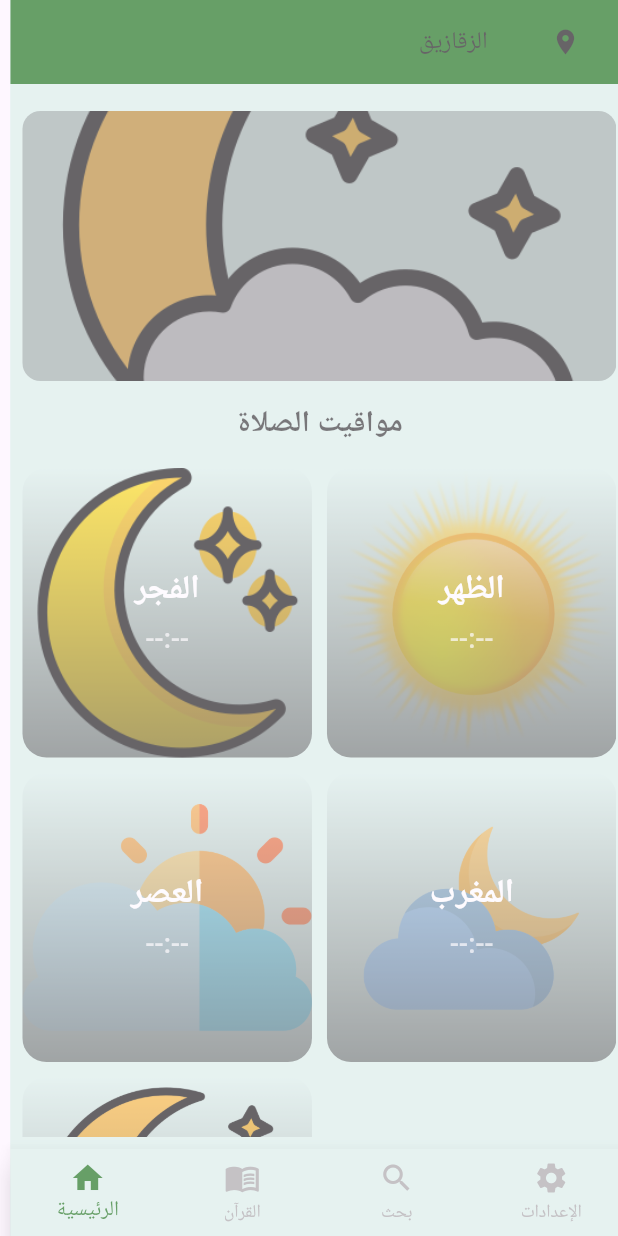
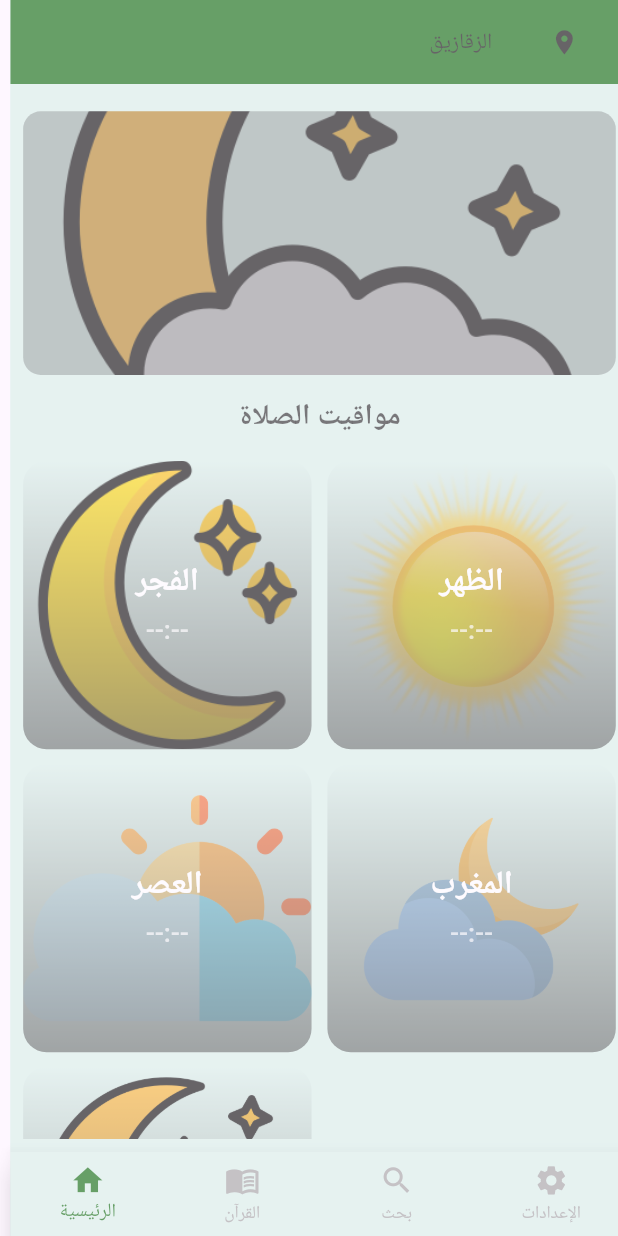
Before and after one commit to yyBasiony/Quran-App, a Flutter app: the screen it shows after launch, after a tap on "لنبدأ", on a phone screen of 412 x 824 dp. Run offline on Flutter 3.47's test engine with Material 3 defaults, Android fonts, the phone set to English and light mode, and no system bars; our stand-ins replace audioplayers, flutter_screenutil, hive, hive_flutter, shared_preferences; accounts and stored records are empty; network calls fail; Roboto replaces fonts that are missing (Cairo).

Commit message:
handel reciters list&&add screen utils

```diff
--- a/lib/app/app.dart
+++ b/lib/app/app.dart
@@ -1,6 +1,7 @@
 import 'package:flutter/material.dart';
+import 'package:flutter_screenutil/flutter_screenutil.dart';
 import 'package:provider/provider.dart';
-import 'package:quran_app/presentation/main/home/splash_screen.dart';
+import 'package:quran_app/presentation/splash_screen.dart';
 import 'package:quran_app/presentation/resources/app_routes.dart';
 import 'package:quran_app/presentation/resources/app_theme.dart';
 import 'package:quran_app/providers/theme_provider.dart';
@@ -12,6 +13,11 @@ class IslamicApp extends StatelessWidget {
   Widget build(BuildContext context) {
     return Consumer<ThemeProvider>(
       builder: (context, themeProvider, child) {
+        return ScreenUtilInit(
+          designSize: const Size(390, 844),
+          minTextAdapt: true,
+          splitScreenMode: true,
+          builder: (context, child) {
             return MaterialApp(
               onGenerateRoute: AppRoutes.generateRoutes,
               debugShowCheckedModeBanner: false,
@@ -22,5 +28,7 @@ class IslamicApp extends StatelessWidget {
             );
           },
         );
+      },
+    );
   }
 }
--- a/lib/presentation/main/home/main_screen.dart
+++ b/lib/presentation/main/home/main_screen.dart
@@ -1,4 +1,5 @@
 import 'package:flutter/material.dart';
+import 'package:flutter_screenutil/flutter_screenutil.dart';
 import 'package:provider/provider.dart';
 import '../../../providers/main_provider.dart';
 import '../../../providers/prayer_times_provider.dart';
@@ -31,7 +32,6 @@ class MainScreen extends StatelessWidget {
             create: (_) => SurahProvider(),
             child: const SurahListScreen(),
           );
-
         case 2:
           return ChangeNotifierProvider(
             create: (_) => SearchProvider(),
@@ -50,7 +50,7 @@ class MainScreen extends StatelessWidget {
         items: [
           for (var item in AppConstants.bottomNavBarData)
             BottomNavigationBarItem(
-              icon: Icon(item.icon),
+              icon: Icon(item.icon, size: 24.sp),
               label: item.label,
             )
         ],
@@ -60,6 +60,8 @@ class MainScreen extends StatelessWidget {
         backgroundColor: isDark ? AppColors.darkBackground : AppColors.background,
         onTap: provider.setIndex,
         type: BottomNavigationBarType.fixed,
+        selectedLabelStyle: TextStyle(fontSize: 13.sp),
+        unselectedLabelStyle: TextStyle(fontSize: 12.sp),
       ),
     );
   }
--- a/lib/presentation/main/home/prayer_time_page.dart
+++ b/lib/presentation/main/home/prayer_time_page.dart
@@ -1,4 +1,5 @@
 import 'package:flutter/material.dart';
+import 'package:flutter_screenutil/flutter_screenutil.dart';
 import 'package:provider/provider.dart';
 import 'package:quran_app/presentation/resources/app_assets.dart';
 import '../../../providers/prayer_times_provider.dart';
@@ -39,47 +40,50 @@ class PrayerTimesPage extends StatelessWidget {
     return Scaffold(
       backgroundColor: theme.scaffoldBackgroundColor,
       appBar: AppBar(
-        backgroundColor: theme.primaryColor,
-        centerTitle: true,
-        title: CityDropdown(
-          selectedCity: provider.selectedCity,
-          cities: AppConstants.cities,
-          onCityChanged: provider.changeCity,
-        ),
-      ),
+          backgroundColor: theme.primaryColor,
+          centerTitle: true,
+          title: CityDropdown(selectedCity: provider.selectedCity, cities: AppConstants.cities, onCityChanged: provider.changeCity)),
       body: Padding(
-        padding: const EdgeInsets.all(8.0),
+        padding: EdgeInsets.all(8.w),
         child: Column(
           children: [
-            const SizedBox(height: 10),
+            SizedBox(height: 10.h),
             Container(
-              height: 180,
+              height: 180.h,
               width: double.infinity,
-              padding: const EdgeInsets.all(12),
+              padding: EdgeInsets.all(12.w),
               decoration: BoxDecoration(
-                borderRadius: BorderRadius.circular(12),
+                borderRadius: BorderRadius.circular(12.r),
                 image: DecorationImage(
-                  image: AssetImage(getPrayerImage(provider.nextPrayer)),
-                  fit: BoxFit.cover,
-                  colorFilter: ColorFilter.mode(Colors.black.withOpacity(0.3), BlendMode.darken),
-                ),
+                    image: AssetImage(getPrayerImage(provider.nextPrayer)),
+                    fit: BoxFit.cover,
+                    colorFilter: ColorFilter.mode(Colors.black.withOpacity(0.3), BlendMode.darken)),
               ),
-              child: Column(mainAxisAlignment: MainAxisAlignment.center, children: [
-                Text(arabicNames[provider.nextPrayer] ?? provider.nextPrayer, style: textTheme.titleLarge?.copyWith(color: Colors.white)),
-                const SizedBox(height: 8),
-                Text(provider.nextPrayerTime, style: textTheme.titleLarge?.copyWith(fontSize: 30, color: Colors.white))
-              ]),
+              child: Column(
+                mainAxisAlignment: MainAxisAlignment.center,
+                children: [
+                  Text(
+                    arabicNames[provider.nextPrayer] ?? provider.nextPrayer,
+                    style: textTheme.titleLarge?.copyWith(color: Colors.white, fontSize: 20.sp),
+                  ),
+                  SizedBox(height: 8.h),
+                  Text(
+                    provider.nextPrayerTime,
+                    style: textTheme.titleLarge?.copyWith(fontSize: 30.sp, color: Colors.white),
+                  ),
+                ],
+              ),
             ),
             Padding(
-                padding: const EdgeInsets.symmetric(vertical: 16),
+                padding: EdgeInsets.symmetric(vertical: 16.h),
                 child: Text("مواقيت الصلاة",
                     style: textTheme.titleLarge
-                        ?.copyWith(fontWeight: FontWeight.bold, color: isDark ? AppColors.darkTextPrimary : AppColors.textPrimary))),
+                        ?.copyWith(fontWeight: FontWeight.bold, color: isDark ? AppColors.darkTextPrimary : AppColors.textPrimary, fontSize: 20.sp))),
             Expanded(
               child: GridView.count(
                 crossAxisCount: 2,
-                crossAxisSpacing: 10,
-                mainAxisSpacing: 10,
+                crossAxisSpacing: 10.w,
+                mainAxisSpacing: 10.h,
                 children: prayers.entries.map((entry) {
                   String englishKey = entry.key;
                   String arabicName = arabicNames[englishKey] ?? englishKey;
--- a/lib/presentation/main/home/widgets/city_dropdown.dart
+++ b/lib/presentation/main/home/widgets/city_dropdown.dart
@@ -1,4 +1,5 @@
 import 'package:flutter/material.dart';
+import 'package:flutter_screenutil/flutter_screenutil.dart';
 import 'package:quran_app/presentation/resources/app_colors.dart';
 import 'package:quran_app/presentation/resources/app_constants.dart';
 
@@ -23,18 +24,19 @@ class CityDropdown extends StatelessWidget {
     return Align(
       alignment: Alignment.centerRight,
       child: Padding(
-        padding: const EdgeInsets.only(right: 16),
+        padding: EdgeInsets.only(right: 16.w),
         child: DropdownButton<String>(
           value: selectedCity,
           icon: Icon(
             Icons.location_on,
             color: isDark ? Colors.white : Colors.black,
-            size: 20,
+            size: 20.sp,
           ),
           dropdownColor: isDark ? AppColors.darkInputFill : AppColors.white,
           style: textTheme.bodyLarge?.copyWith(
             color: isDark ? Colors.white : Colors.black,
             fontWeight: FontWeight.bold,
+            fontSize: 16.sp,
           ),
           underline: const SizedBox(),
           onChanged: (String? newValue) {
@@ -48,6 +50,7 @@ class CityDropdown extends StatelessWidget {
                 arabicName,
                 style: textTheme.bodyLarge?.copyWith(
                   color: isDark ? Colors.white : Colors.black,
+                  fontSize: 15.sp,
                 ),
               ),
             );
--- a/lib/presentation/main/home/widgets/prayer_card.dart
+++ b/lib/presentation/main/home/widgets/prayer_card.dart
@@ -1,4 +1,5 @@
 import 'package:flutter/material.dart';
+import 'package:flutter_screenutil/flutter_screenutil.dart';
 import 'package:quran_app/presentation/resources/app_assets.dart';
 
 class PrayerCard extends StatelessWidget {
@@ -30,12 +31,16 @@ class PrayerCard extends StatelessWidget {
 
     return Container(
       decoration: BoxDecoration(
-          borderRadius: BorderRadius.circular(16), image: DecorationImage(image: AssetImage(getPrayerImage(imageKey)), fit: BoxFit.cover)),
+          borderRadius: BorderRadius.circular(16.r),
+          image: DecorationImage(
+            image: AssetImage(getPrayerImage(imageKey)),
+            fit: BoxFit.cover,
+          )),
       child: Stack(
         children: [
           Container(
               decoration: BoxDecoration(
-                  borderRadius: BorderRadius.circular(16),
+                  borderRadius: BorderRadius.circular(16.r),
                   gradient: LinearGradient(colors: [
                     Colors.black.withOpacity(0.55),
                     Colors.transparent,
@@ -44,20 +49,13 @@ class PrayerCard extends StatelessWidget {
             child: Column(
               mainAxisAlignment: MainAxisAlignment.center,
               children: [
-                Text(
-                  name,
-                  style: textTheme.titleLarge?.copyWith(
-                    color: Colors.white,
-                    fontWeight: FontWeight.bold,
-                    fontSize: 22,
-                  ),
-                ),
-                const SizedBox(height: 6),
+                Text(name, style: textTheme.titleLarge?.copyWith(color: Colors.white, fontWeight: FontWeight.bold, fontSize: 22.sp)),
+                SizedBox(height: 6.h),
                 Text(
                   time,
                   style: textTheme.titleMedium?.copyWith(
                     color: Colors.white70,
-                    fontSize: 18,
+                    fontSize: 18.sp,
                   ),
                 ),
               ],
--- a/lib/presentation/main/home/splash_screen.dart
+++ b/lib/presentation/splash_screen.dart
@@ -1,11 +1,13 @@
 import 'dart:async';
 import 'package:flutter/material.dart';
+import 'package:flutter_screenutil/flutter_screenutil.dart';
 import 'package:quran_app/presentation/resources/app_assets.dart';
 import 'package:quran_app/presentation/resources/app_routes.dart';
 import 'package:shared_preferences/shared_preferences.dart';
 
 class SplashScreen extends StatefulWidget {
   const SplashScreen({super.key});
+
   @override
   State<SplashScreen> createState() => _SplashScreenState();
 }
@@ -49,9 +51,11 @@ class _SplashScreenState extends State<SplashScreen> {
       body: Center(
         child: Image.asset(
           AppAssets.Asr,
+          width: 220.w,
+          height: 220.h,
           fit: BoxFit.contain,
         ),
       ),
     );
   }
-  }
+}
--- a/lib/presentation/start_screen.dart
+++ b/lib/presentation/start_screen.dart
@@ -1,4 +1,5 @@
 import 'package:flutter/material.dart';
+import 'package:flutter_screenutil/flutter_screenutil.dart';
 import 'package:provider/provider.dart';
 import 'package:quran_app/presentation/resources/app_assets.dart';
 import 'package:quran_app/presentation/resources/app_colors.dart';
@@ -18,22 +19,24 @@ class StartScreen extends StatelessWidget {
       backgroundColor: theme.scaffoldBackgroundColor,
       body: Stack(
         children: [
-          SizedBox.expand(
-            child: Image.asset(AppAssets.welcome, fit: BoxFit.cover, colorBlendMode: BlendMode.darken),
-          ),
+          SizedBox.expand(child: Image.asset(AppAssets.welcome, fit: BoxFit.cover, colorBlendMode: BlendMode.darken)),
           Center(
             child: Padding(
-              padding: const EdgeInsets.symmetric(horizontal: 24.0),
+              padding: EdgeInsets.symmetric(horizontal: 24.w),
               child: Column(
                 mainAxisAlignment: MainAxisAlignment.center,
                 children: [
-                  const SizedBox(height: 90),
+                  SizedBox(height: 90.h),
                   Text(
                     "يوفر لك هذا التطبيق مواقيت الصلاة، آيات قرآنية ",
-                    style: textTheme.bodyLarge?.copyWith(fontSize: 22, color: const Color(0xff0b2c1c), fontWeight: FontWeight.bold),
+                    style: textTheme.bodyLarge?.copyWith(
+                      fontSize: 22.sp,
+                      color: const Color(0xff0b2c1c),
+                      fontWeight: FontWeight.bold,
+                    ),
                     textAlign: TextAlign.center,
                   ),
-                  const SizedBox(height: 36),
+                  SizedBox(height: 36.h),
                   Consumer<StartProvider>(
                     builder: (context, startProvider, _) {
                       return ElevatedButton(
@@ -43,31 +46,23 @@ class StartScreen extends StatelessWidget {
                                 final prefs = await SharedPreferences.getInstance();
                                 await prefs.setBool('is_first_time', false);
 
-                                  startProvider.startApp(
-                                    context,
-                                    () => Navigator.pushReplacementNamed(
-                                      context,
-                                      AppRoutes.mainScreen,
-                                    ),
-                                  );
+                                startProvider.startApp(context, () => Navigator.pushReplacementNamed(context, AppRoutes.mainScreen));
                               },
                         style: ElevatedButton.styleFrom(
                             backgroundColor: AppColors.primary,
-                            padding: const EdgeInsets.symmetric(horizontal: 40, vertical: 14),
-                            shape: RoundedRectangleBorder(
-                              borderRadius: BorderRadius.circular(24),
-                            ),
-                          ),
+                            padding: EdgeInsets.symmetric(horizontal: 40.w, vertical: 14.h),
+                            shape: RoundedRectangleBorder(borderRadius: BorderRadius.circular(24.r))),
                         child: startProvider.isLoading
-                              ? const CircularProgressIndicator(
-                                  color: Colors.white,
-                                )
-                              : Text("لنبدأ",
+                            ? const CircularProgressIndicator(color: Colors.white)
+                            : Text(
+                                "لنبدأ",
                                 style: textTheme.bodyLarge?.copyWith(
                                   color: Colors.white,
                                   fontWeight: FontWeight.bold,
-                                    fontSize: 18,
-                                  )));
+                                  fontSize: 18.sp,
+                                ),
+                              ),
+                      );
                     },
                   ),
                 ],
--- a/lib/providers/surah_detail_provider.dart
+++ b/lib/providers/surah_detail_provider.dart
@@ -30,12 +30,13 @@ class SurahDetailProvider with ChangeNotifier {
   notifyListeners();
 
   ayahs = await LogicMethods.fetchAyahs(surahNumber);
-    reciters = await LogicMethods.fetchReciters();
+  reciters = await LogicMethods.fetchRecitersWithSurah(surahNumber);
   selectedReciter = reciters.isNotEmpty ? reciters.first : null;
 
   isLoading = false;
   notifyListeners();
 }
+
 
   Future<void> playFullSurah(int surahNumber) async {
     if (selectedReciter == null) return;
--- a/pubspec.yaml
+++ b/pubspec.yaml
@@ -20,6 +20,7 @@ dependencies:
   intl:
   font_awesome_flutter:
   shared_preferences:
+  flutter_screenutil:
 
 dev_dependencies:
   hive_generator: ^2.0.0
```
Also changed, not shown: lib/presentation/main/home/search_screen.dart (+17 -36 lines), lib/presentation/main/home/setting_screen.dart (+14 -8 lines), lib/presentation/main/home/surah_details_screen.dart (+12 -11 lines), lib/presentation/main/home/surah_list_screen.dart (+5 -4 lines), lib/presentation/main/home/widgets/logic_methods.dart (+8 -2 lines), lib/presentation/main/home/widgets/surah_card.dart (+11 -12 lines), lib/services/audio_service.dart (+34 -7 lines), pubspec.lock, 129 other files. Lines whose indentation alone changed are shown as unchanged.
